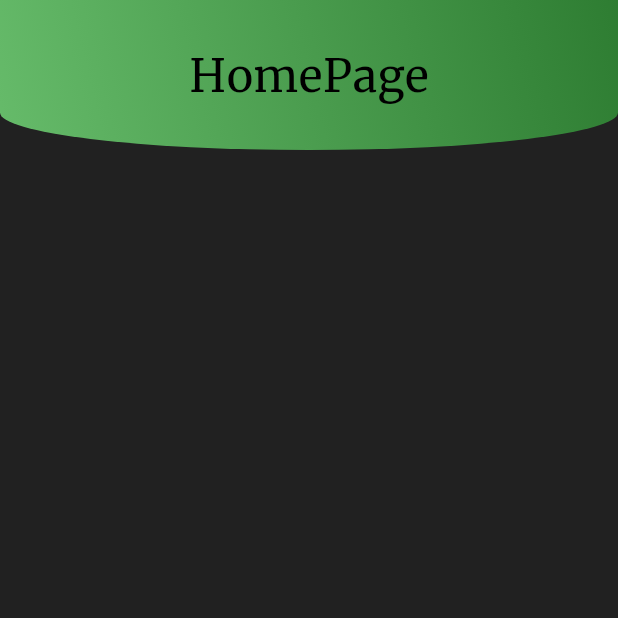
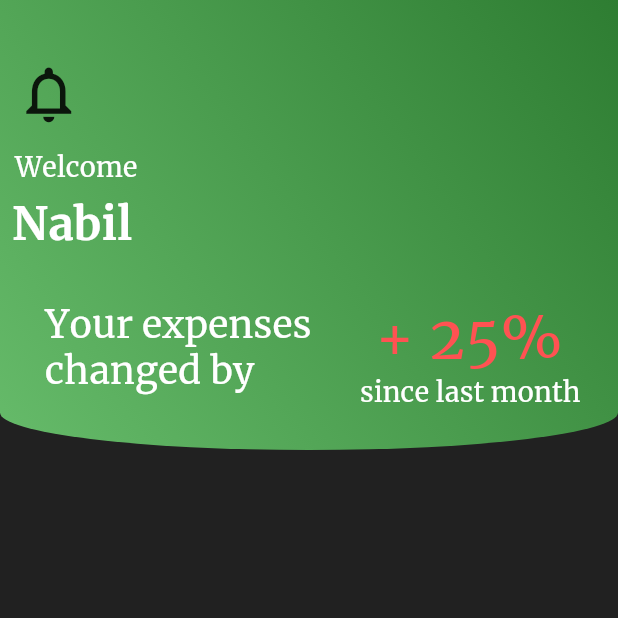
Before and after one commit to nabil-ha/chronos_app, a Flutter app: the HomePage screen opened by its route, on a phone screen of 412 x 824 dp, the top half of it. Run offline on Flutter 3.47's test engine with Material 2 defaults, Android fonts, the phone set to English and light mode, and no system bars; our stand-ins replace bloc, dio, flutter_bloc.

```diff
--- a/lib/components/curved_appbar.dart
+++ b/lib/components/curved_appbar.dart
@@ -2,25 +2,31 @@ import 'package:chronos/const.dart';
 import 'package:flutter/material.dart';
 
 class CurvedAppBar extends StatelessWidget {
-  String title;
-  CurvedAppBar({required this.title});
+  String? title;
+  bool? isBackButton;
+  double? height;
+  Widget? widget;
+  CurvedAppBar({this.title, this.isBackButton, this.height, this.widget});
   @override
   Widget build(BuildContext context) {
     return Container(
-      height: 100,
-      alignment: Alignment.center,
+      height: height ?? 100,
+      alignment: (title != null) ? Alignment.center : null,
       width: double.infinity,
       decoration: BoxDecoration(
-        // color: Colors.green[400],
         gradient: gradientGreenColor,
         borderRadius: BorderRadius.vertical(
           bottom: Radius.elliptical(MediaQuery.of(context).size.width, 50.0),
         ),
       ),
-      child: Text(
-        title,
-        style: titleStyle,
-      ),
+      child: (widget != null)
+          ? widget
+          : title != null
+              ? Text(
+                  title!,
+                  style: titleStyle,
+                )
+              : SizedBox(),
     );
   }
 }
--- a/lib/const.dart
+++ b/lib/const.dart
@@ -1,9 +1,17 @@
 import 'package:flutter/material.dart';
 
-const TextStyle titleStyle =
-    TextStyle(fontFamily: "Merriweather", fontSize: 30, color: Colors.black);
+const TextStyle titleStyle = TextStyle(
+    fontFamily: "Merriweather",
+    fontSize: 30,
+    color: Colors.white,
+    fontWeight: FontWeight.bold);
+const TextStyle subHeadStyle = TextStyle(
+  fontFamily: "Merriweather",
+  fontSize: 25,
+  color: Colors.white,
+);
 const TextStyle subTitleStyle =
-    TextStyle(fontFamily: "Merriweather", fontSize: 18, color: Colors.black);
+    TextStyle(fontFamily: "Merriweather", fontSize: 18, color: Colors.white);
 
 Gradient gradientGreenColor = LinearGradient(
   begin: Alignment.topRight,
--- a/lib/pages/home_page.dart
+++ b/lib/pages/home_page.dart
@@ -1,4 +1,5 @@
 import 'package:chronos/components/curved_appbar.dart';
+import 'package:chronos/const.dart';
 import 'package:chronos/cubits/app_cubit.dart';
 import 'package:flutter/material.dart';
 
@@ -17,7 +18,64 @@ class _HomePageState extends State<HomePage> {
       backgroundColor: appCubit.isDarkTheme ? Colors.grey[900] : Colors.white,
       body: Column(
         children: [
-          CurvedAppBar(title: "HomePage"),
+          CurvedAppBar(
+            widget: Stack(
+              children: const [
+                Positioned(
+                  child: Icon(
+                    Icons.notifications_outlined,
+                    size: 45,
+                  ),
+                  top: 40,
+                  left: 10,
+                ),
+                Positioned(
+                  top: 100,
+                  left: 10,
+                  child: Text(
+                    "Welcome",
+                    style: subTitleStyle,
+                  ),
+                ),
+                Positioned(
+                  top: 130,
+                  left: 8,
+                  child: Text(
+                    "Nabil",
+                    style: titleStyle,
+                  ),
+                ),
+                Positioned(
+                    top: 200,
+                    left: 30,
+                    child: Text(
+                      "Your expenses\nchanged by",
+                      style: subHeadStyle,
+                    )),
+                Positioned(
+                  top: 200,
+                  left: 250,
+                  child: Text(
+                    "+ 25%",
+                    style: TextStyle(
+                      fontSize: 40,
+                      color: Colors.redAccent,
+                      fontFamily: "Merriweather",
+                    ),
+                  ),
+                ),
+                Positioned(
+                  top: 250,
+                  left: 240,
+                  child: Text(
+                    "since last month",
+                    style: subTitleStyle,
+                  ),
+                ),
+              ],
+            ),
+            height: 300,
+          ),
         ],
       ),
     );
```
Also changed, not shown: lib/pages/add_transaction.dart (added).
